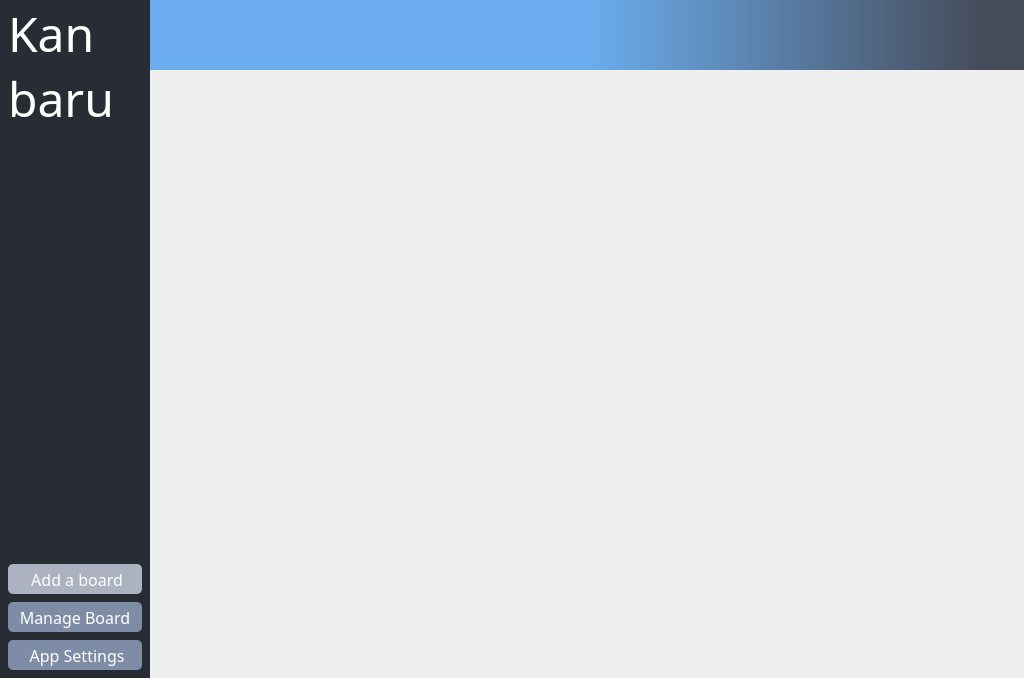
Above: src/ui/main.ui from dulapahv/Kanbaru before the change. Below: the same form after it.
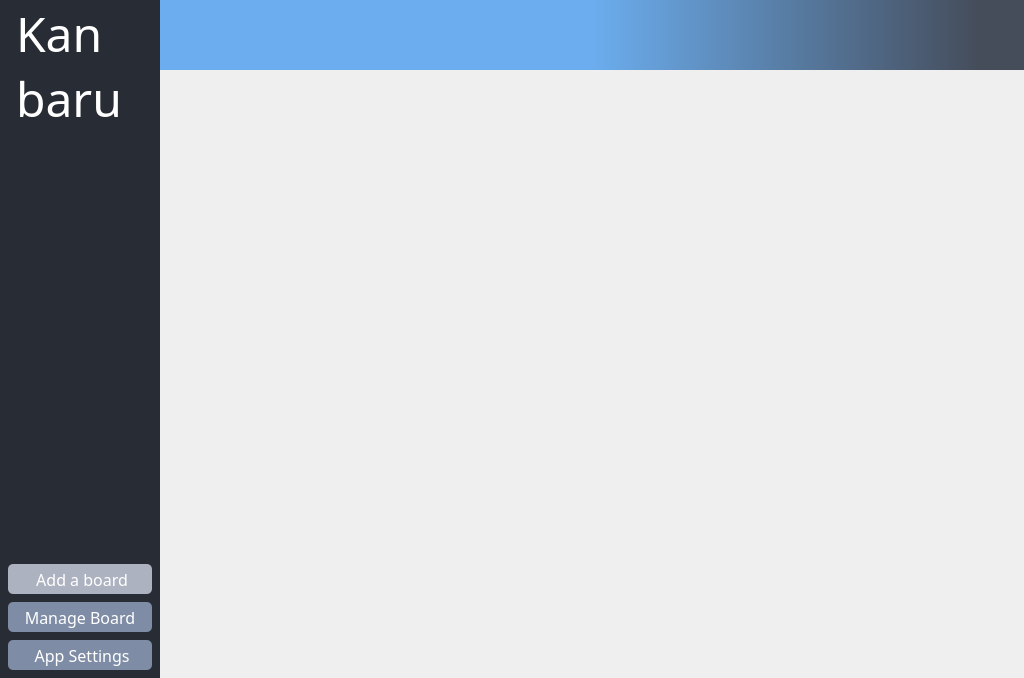
That is the form after the change. Icons and pictures are not drawn.

```diff
--- a/src/ui/main.ui
+++ b/src/ui/main.ui
@@ -75,13 +75,13 @@
          </property>
          <property name="minimumSize">
           <size>
-           <width>150</width>
+           <width>160</width>
            <height>0</height>
           </size>
          </property>
          <property name="maximumSize">
           <size>
-           <width>144</width>
+           <width>160</width>
            <height>16777215</height>
           </size>
          </property>
@@ -123,6 +123,9 @@
             <property name="margin">
              <number>10</number>
             </property>
+            <property name="indent">
+             <number>8</number>
+            </property>
            </widget>
           </item>
           <item>
@@ -134,7 +137,36 @@
              </sizepolicy>
             </property>
             <property name="styleSheet">
-             <string notr="true">QScrollBar:vertical {width: 10px; margin: 0px 0px 0px 0px; background-color: #343943}</string>
+             <string notr="true">QScrollBar:vertical {
+	border: none;
+    background: #282c34;
+    width: 14px;
+    margin: 1px 0 0 0;
+	border-radius: 7px;
+ }
+QScrollBar::handle:vertical {	
+	background-color: #454c5a;
+	min-height: 30px;
+	border-radius: 7px;
+}
+QScrollBar::handle:vertical:hover{	
+	background-color: #343a44;
+}
+QScrollBar::handle:vertical:pressed {	
+	background-color: #323741;
+}
+QScrollBar::sub-line:vertical {
+	height: 0px;
+}
+QScrollBar::add-line:vertical {
+	height: 0px;
+}
+QScrollBar::up-arrow:vertical, QScrollBar::down-arrow:vertical {
+	background: none;
+}
+QScrollBar::add-page:vertical, QScrollBar::sub-page:vertical {
+	background: none;
+}</string>
             </property>
             <property name="frameShape">
              <enum>QFrame::NoFrame</enum>
@@ -147,7 +179,7 @@
               <rect>
                <x>0</x>
                <y>0</y>
-               <width>134</width>
+               <width>144</width>
                <height>417</height>
               </rect>
              </property>
@@ -351,14 +383,40 @@
              <widget class="QScrollArea" name="scrollArea_panel_right">
               <property name="styleSheet">
                <string notr="true">QScrollBar:vertical {width: 10px; margin: 0px 0px 0px 0px; background-color: #acb2bf}
-QScrollBar:horizontal {height: 10px; margin: 0px 0px 0px 0px; background-color: #acb2bf}</string>
+QScrollBar:horizontal {
+	border: none;
+    background: #454c5a;
+    height: 14px;
+	margin: 0 0 0 1px;
+	border-radius: 7px;
+ }
+QScrollBar::handle:horizontal {	
+	background-color: #576072;
+	min-height: 30px;
+	border-radius: 7px;
+}
+QScrollBar::handle:horizontal:hover{	
+	background-color: #4f5767;
+}
+QScrollBar::handle:horizontal:pressed {	
+	background-color: #363c47;
+}
+QScrollBar::sub-line:horizontal {
+	height: 0px;
+}
+QScrollBar::add-line:horizontal {
+	height: 0px;
+}
+QScrollBar::up-arrow:horizontal, QScrollBar::down-arrow:horizontal {
+	background: none;
+}
+QScrollBar::add-page:horizontal, QScrollBar::sub-page:horizontal {
+	background: none;
+}</string>
               </property>
               <property name="frameShape">
                <enum>QFrame::NoFrame</enum>
               </property>
-              <property name="verticalScrollBarPolicy">
-               <enum>Qt::ScrollBarAsNeeded</enum>
-              </property>
               <property name="widgetResizable">
                <bool>true</bool>
               </property>
@@ -367,7 +425,7 @@
                 <rect>
                  <x>0</x>
                  <y>0</y>
-                 <width>872</width>
+                 <width>862</width>
                  <height>589</height>
                 </rect>
                </property>
```
